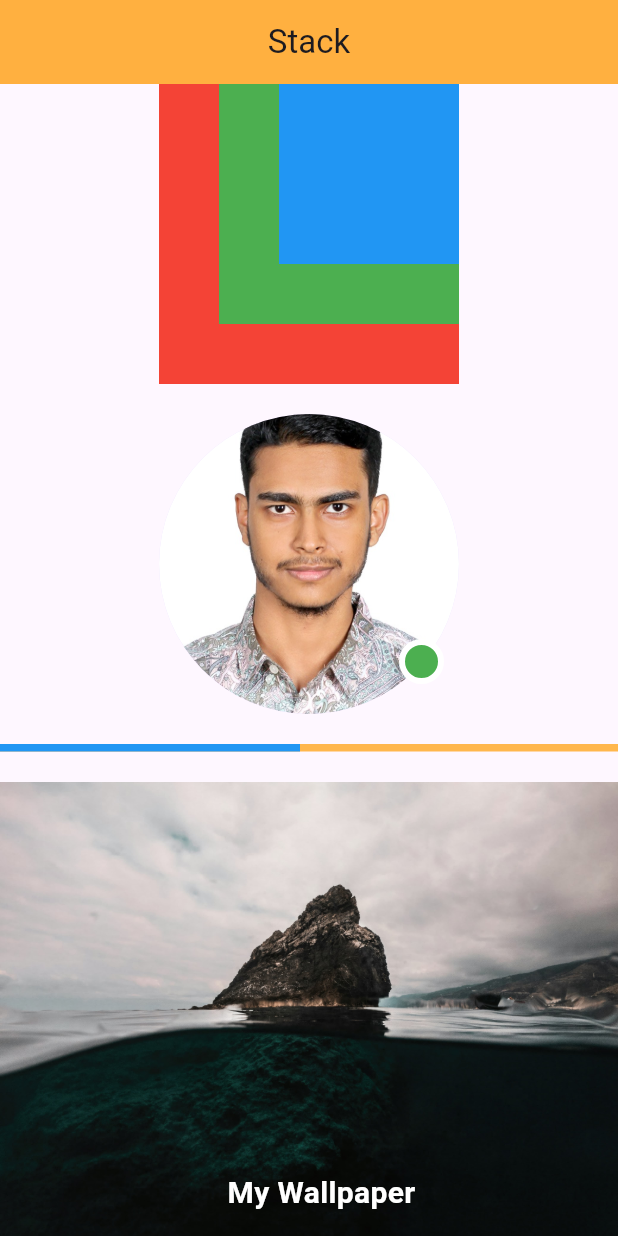
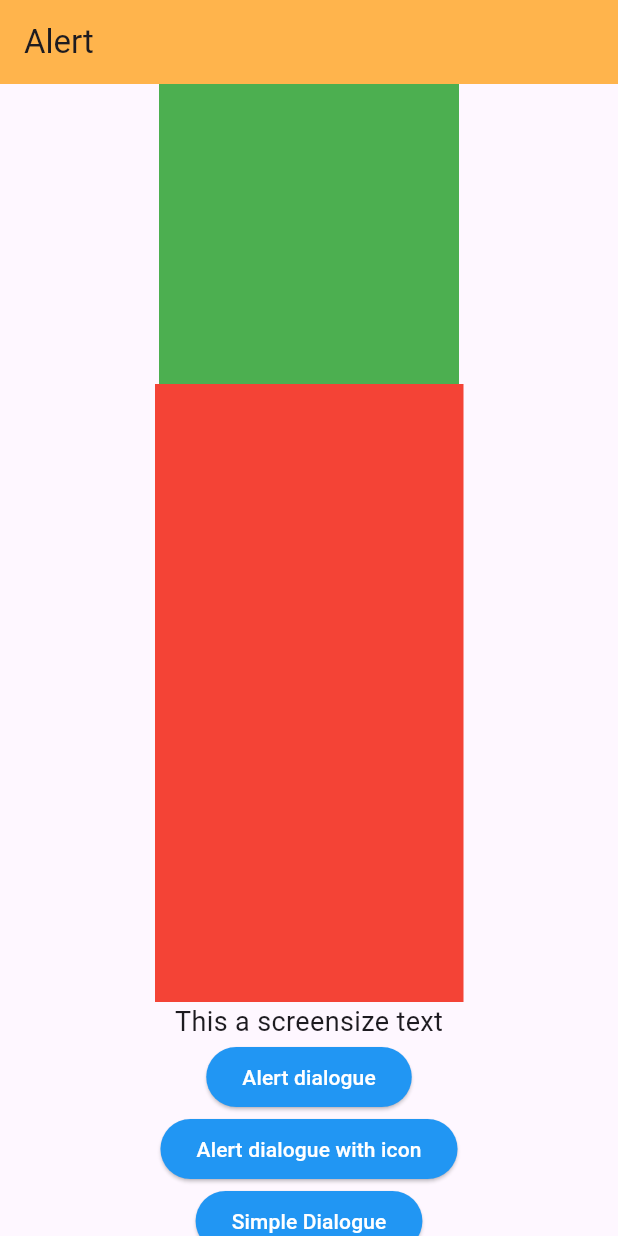
Before and after one commit to Atiqs3404/flutter_practice_windows, a Flutter app: the screen it shows after launch, on a phone screen of 412 x 824 dp. Run offline on Flutter 3.47's test engine with Material 3 defaults, Android fonts, the phone set to English and light mode, and no system bars.

Commit message:
module 9 class 1 all alerts

```diff
--- a/lib/app.dart
+++ b/lib/app.dart
@@ -6,6 +6,7 @@ import 'package:untitled/module_8/class3_stack.dart';
 import 'package:untitled/module_8/module_8_class1.dart';
 import 'package:untitled/module_8/module_8_class2.dart';
 import 'package:untitled/module_8/module_8_class3.dart';
+import 'package:untitled/module_9/module_9_class1.dart';
 
 class MyApp extends StatelessWidget {
   MyApp({super.key});
@@ -14,7 +15,7 @@ class MyApp extends StatelessWidget {
   Widget build(BuildContext context) {
     return MaterialApp(
       title: "Atiqs flutter app",
-      home: Module8Stack(),
+      home: Module9Class1Alert(),
     );
   }
 }
--- /dev/null
+++ b/lib/module_9/module_9_class1.dart
@@ -0,0 +1,202 @@
+import 'package:flutter/material.dart';
+
+class Module9Class1Alert extends StatelessWidget {
+  const Module9Class1Alert({super.key});
+
+  @override
+  Widget build(BuildContext context) {
+    // Gives the current device display size
+    Size screenSize = MediaQuery.of(context).size;
+
+    void showDialogue() {
+      showDialog(
+          context: context,
+          barrierDismissible: false,
+          builder: (context) => AlertDialog(
+                title: Text("Alert"),
+                content: Text("Are you sure..?"),
+                actions: [
+                  TextButton(
+                      onPressed: () {
+                        Navigator.pop(context);
+                      },
+                      child: Text("Cancel")),
+                  ElevatedButton(
+                      style: ElevatedButton.styleFrom(
+                          backgroundColor: Colors.blue,
+                          foregroundColor: Colors.white),
+                      onPressed: () {},
+                      child: Text("Submit"))
+                ],
+              ));
+    }
+
+    void showDialogueWithIcon() {
+      showDialog(
+          context: context,
+          builder: (context) => AlertDialog(
+                title: Text("Alert"),
+                content: Column(
+                  mainAxisSize: MainAxisSize.min,
+                  children: [
+                    Row(
+                      children: [
+                        Icon(
+                          Icons.warning,
+                          color: Colors.red,
+                          size: 40,
+                        ),
+                        Text("Warning")
+                      ],
+                    ),
+                    Row(
+                      children: [Text("Atiq hasan new error with icon")],
+                    )
+                  ],
+                ),
+                actions: [
+                  TextButton(
+                      onPressed: () {
+                        Navigator.pop(context);
+                      },
+                      child: Text("OK"))
+                ],
+              ));
+    }
+
+    void showSimpleDialogue() {
+      showDialog(
+          context: context,
+          builder: (context) => SimpleDialog(
+                title: Text("Simple Dialogue"),
+                children: [
+                  SimpleDialogOption(
+                    child: Text("Option -1"),
+                  ),
+                  SimpleDialogOption(
+                    child: Text("Option -2"),
+                  )
+                ],
+              ));
+    }
+
+    void showBottomSheetAlert() {
+      showModalBottomSheet(
+          context: context,
+          builder: (context) => Container(
+                child: Padding(
+                  padding: const EdgeInsets.only(top: 30.0, left: 15.0),
+                  child: Column(
+                    children: [
+                      Text(
+                        "Choose option",
+                        style: TextStyle(
+                          fontSize: 18,
+                        ),
+                      ),
+                      SizedBox(
+                        height: 5,
+                      ),
+                      ListTile(
+                        onTap: () {},
+                        onLongPress: () {},
+                        title: Text("Car"),
+                      ),
+                      ListTile(
+                        onTap: () {},
+                        onLongPress: () {},
+                        title: Text("Honda"),
+                      ),
+                      ListTile(
+                        onTap: () {},
+                        onLongPress: () {},
+                        title: Text("Cycle"),
+                      ),
+                      SizedBox(
+                        width: double.infinity,
+                        child: ElevatedButton(
+                            style: ElevatedButton.styleFrom(
+                                backgroundColor:
+                                    Colors.orange.withOpacity(0.75),
+                                foregroundColor: Colors.black),
+                            onPressed: () {
+                              Navigator.pop(context);
+                            },
+                            child: Text("Save")),
+                      ),
+                    ],
+                  ),
+                ),
+              ));
+    }
+
+    return Scaffold(
+      appBar: AppBar(
+        backgroundColor: Colors.orange.withOpacity(0.7),
+        title: Text("Alert"),
+      ),
+      body: Center(
+        child: SingleChildScrollView(
+          scrollDirection: Axis.vertical,
+          child: Column(
+            mainAxisAlignment: MainAxisAlignment.center,
+            children: [
+              // Non screen size container
+              Container(
+                color: Colors.green,
+                width: 200,
+                height: 200,
+              ),
+
+              // Screen size container and text
+              Container(
+                color: Colors.red,
+                // width: screenSize.width / 2,
+                width: screenSize.width * 0.5,
+                height: screenSize.height * 0.5,
+              ),
+              Text(
+                "This a screensize text",
+                style: TextStyle(
+                  fontSize: screenSize.width > 600 ? 32 : 18,
+                ),
+              ),
+              ElevatedButton(
+                  style: ElevatedButton.styleFrom(
+                      backgroundColor: Colors.blue,
+                      foregroundColor: Colors.white),
+                  onPressed: () {
+                    showDialogue();
+                  },
+                  child: Text("Alert dialogue")),
+              ElevatedButton(
+                  style: ElevatedButton.styleFrom(
+                      backgroundColor: Colors.blue,
+                      foregroundColor: Colors.white),
+                  onPressed: () {
+                    showDialogueWithIcon();
+                  },
+                  child: Text("Alert dialogue with icon")),
+              ElevatedButton(
+                  style: ElevatedButton.styleFrom(
+                      backgroundColor: Colors.blue,
+                      foregroundColor: Colors.white),
+                  onPressed: () {
+                    showSimpleDialogue();
+                  },
+                  child: Text("Simple Dialogue")),
+              ElevatedButton(
+                  style: ElevatedButton.styleFrom(
+                      backgroundColor: Colors.blue,
+                      foregroundColor: Colors.white),
+                  onPressed: () {
+                    showBottomSheetAlert();
+                  },
+                  child: Text("Bottom Sheet")),
+            ],
+          ),
+        ),
+      ),
+    );
+  }
+}
```
Also changed, not shown: lib/module_8/module_8_class3.dart (+46 -46 lines).
